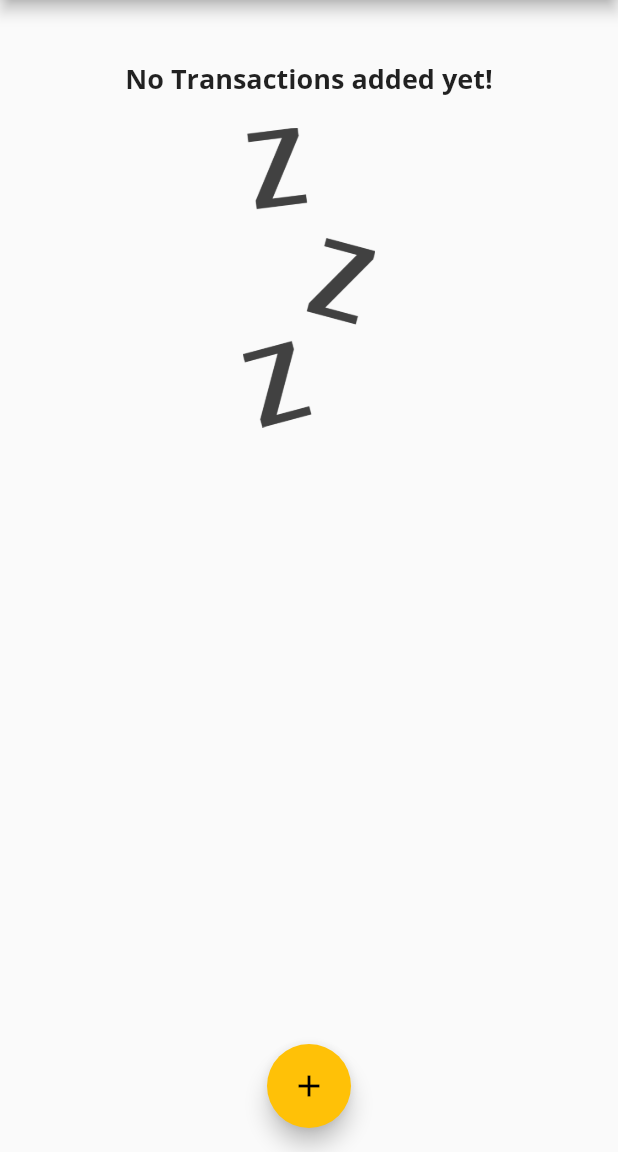
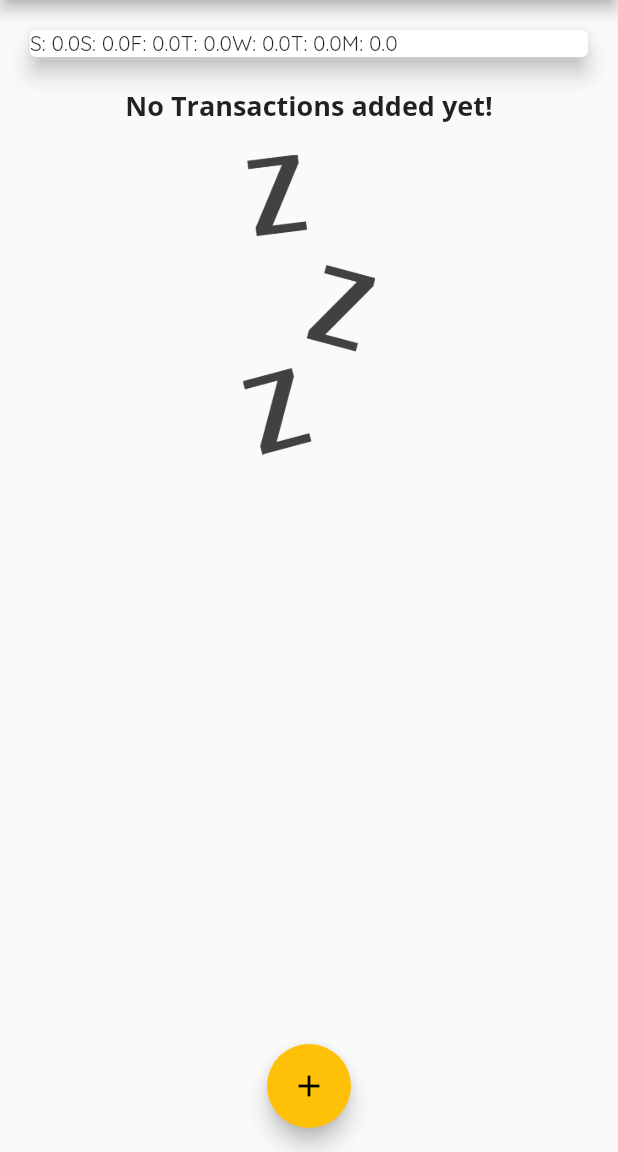
Before and after one commit to janbmagnait/personal_expense_tracker, a Flutter app: the screen it shows after launch, on a phone screen of 412 x 824 dp, the part 84-1236 px from its top. Run offline on Flutter 3.47's test engine with Material 2 defaults, Android fonts, the phone set to English and light mode, and no system bars.

Commit message:
104 Populating the Chart with Values

```diff
--- a/lib/widgets/chart.dart
+++ b/lib/widgets/chart.dart
@@ -26,7 +26,10 @@ class Chart extends StatelessWidget {
       print(DateFormat.E().format(weekDay));
       print(totalSum);
 
-      return {'day': DateFormat.E().format(weekDay), 'amount': totalSum};
+      return {
+        'day': DateFormat.E().format(weekDay).substring(0, 1),
+        'amount': totalSum,
+      };
     });
   }
 
@@ -37,7 +40,9 @@ class Chart extends StatelessWidget {
       elevation: 6,
       margin: EdgeInsets.all(20),
       child: Row(
-        children: <Widget>[],
+        children: groupedTransactionValues.map((data) {
+          return Text('${data['day']}: ${data['amount']}');
+        }).toList(),
       ),
     );
   }
```
Also changed, not shown: lib/widgets/chart_bar.dart (added, +48 -0 lines).
